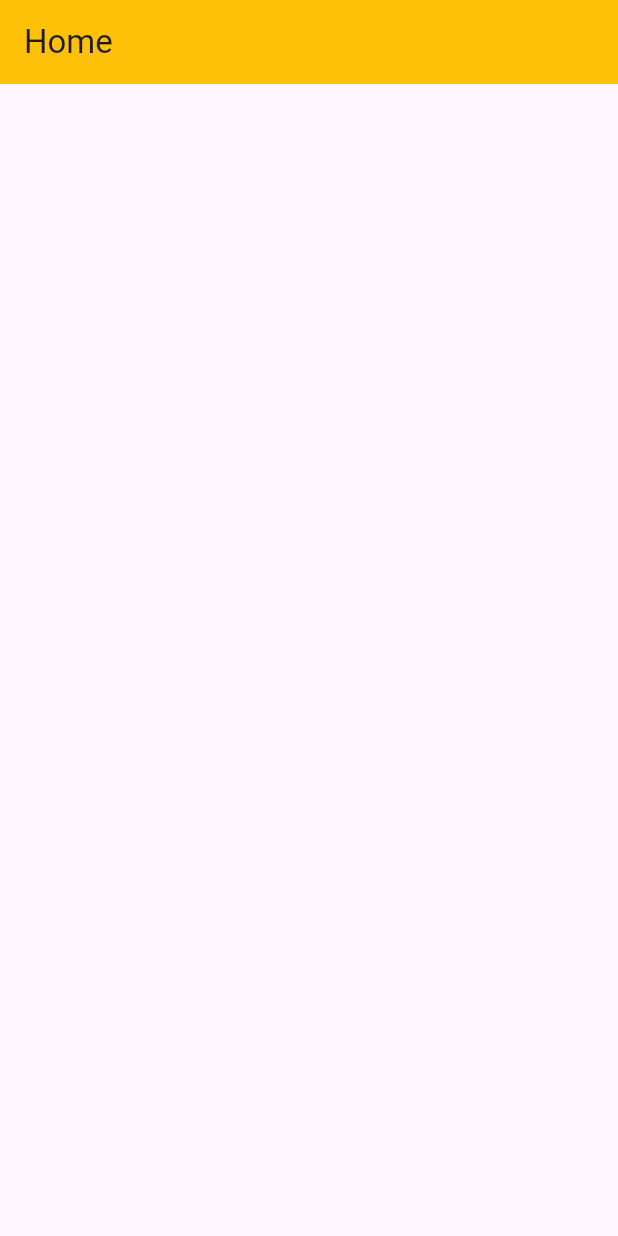
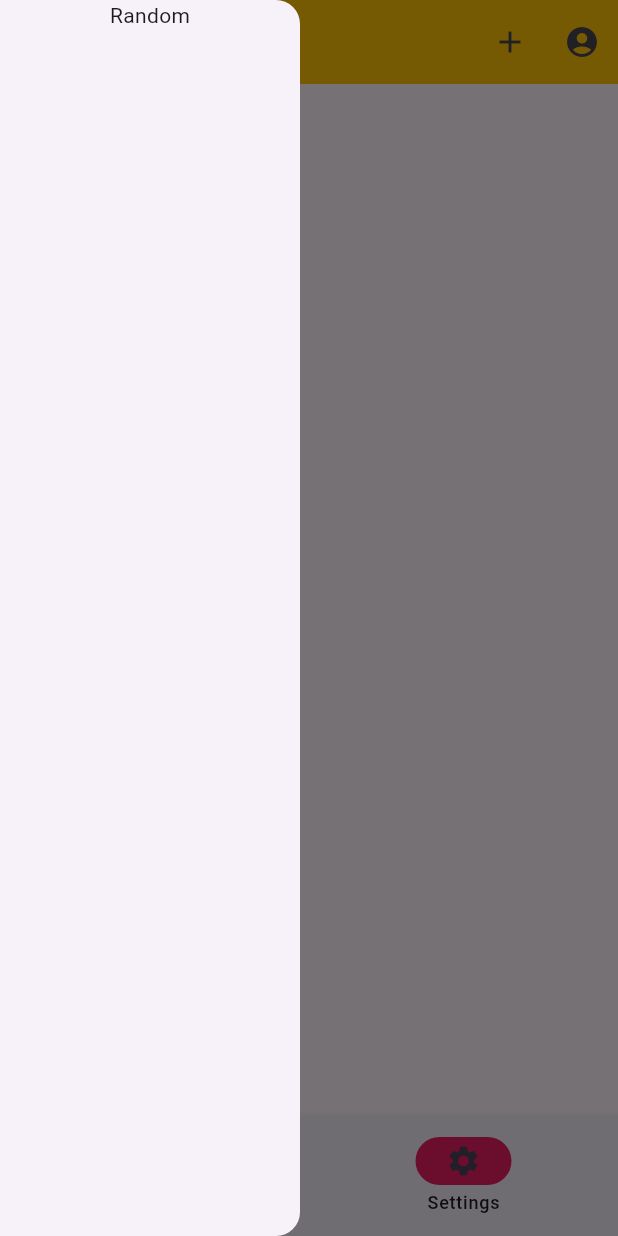
Before and after one commit to SAKIB0004/ostad_batch_8, a Flutter app: the screen it shows after launch, with the side drawer open (before the commit the screen has no drawer), on a phone screen of 412 x 824 dp. Run offline on Flutter 3.47's test engine with Material 3 defaults, Android fonts, the phone set to English and light mode, and no system bars.

Commit message:
Drawer, navigation bar, bottom navigation bar, listview,listview builder

```diff
--- a/lib/main.dart
+++ b/lib/main.dart
@@ -24,8 +24,50 @@ class home extends StatelessWidget{
       appBar: AppBar(
         title: Text("Home"),
         backgroundColor: Colors.amber,
+        actions: [
+          IconButton(onPressed: (){}, icon: Icon(Icons.add)),
+          IconButton(onPressed: (){}, icon: Icon(Icons.account_circle)),
+
+        ],
       ),
-
+      drawer: Drawer(
+        elevation: 0,
+        shadowColor: Colors.red,
+        width: 200,
+        child: Column(
+          children: [
+            Text("Random"),
+          ],
+        ),
+      ),
+      /*bottomNavigationBar: BottomNavigationBar(
+        currentIndex: 0,
+        selectedItemColor: Colors.pink.shade300,
+        unselectedItemColor: Colors.blue.shade100,
+        unselectedFontSize: 16,
+        selectedFontSize: 22,
+        showSelectedLabels: true,
+        unselectedIconTheme: IconThemeData(
+          color: Colors.amber.shade400
+        ),
+        onTap: (int selectedIndex){} ,
+        items: [
+          BottomNavigationBarItem(icon: Icon(Icons.home), label:"Home"),
+          BottomNavigationBarItem(icon: Icon(Icons.settings), label: "Settings"),
+        ],
+      ),*/
+      bottomNavigationBar: NavigationBar(
+        selectedIndex: 1,
+        onDestinationSelected: (int index){},
+        indicatorColor: Colors.pink,
+        //surfaceTintColor: Colors.blue,
+        labelBehavior: NavigationDestinationLabelBehavior.onlyShowSelected,
+        shadowColor: Colors.grey.shade400,
+        destinations: [
+          NavigationDestination(icon: Icon(Icons.home), label:"Home"),
+          NavigationDestination(icon: Icon(Icons.settings), label: "Settings"),
+        ],
+      ),
     );
   }
 
```
